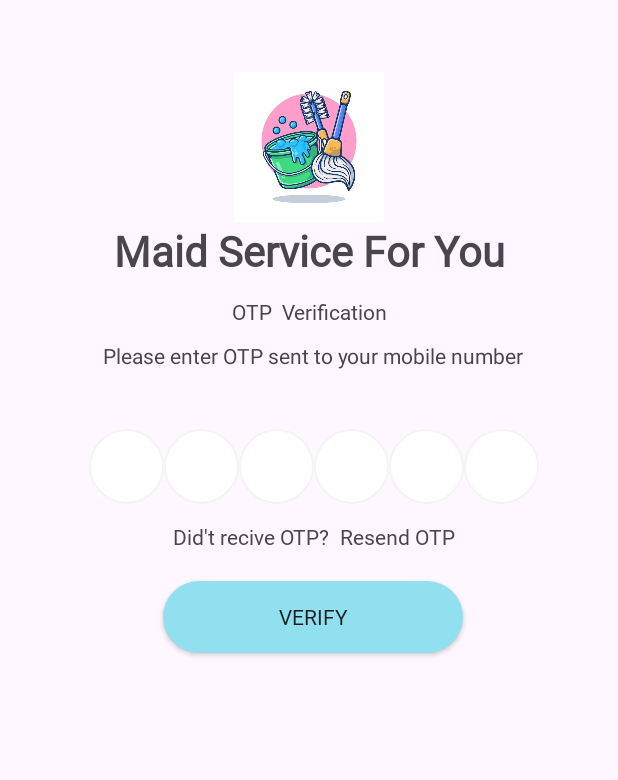
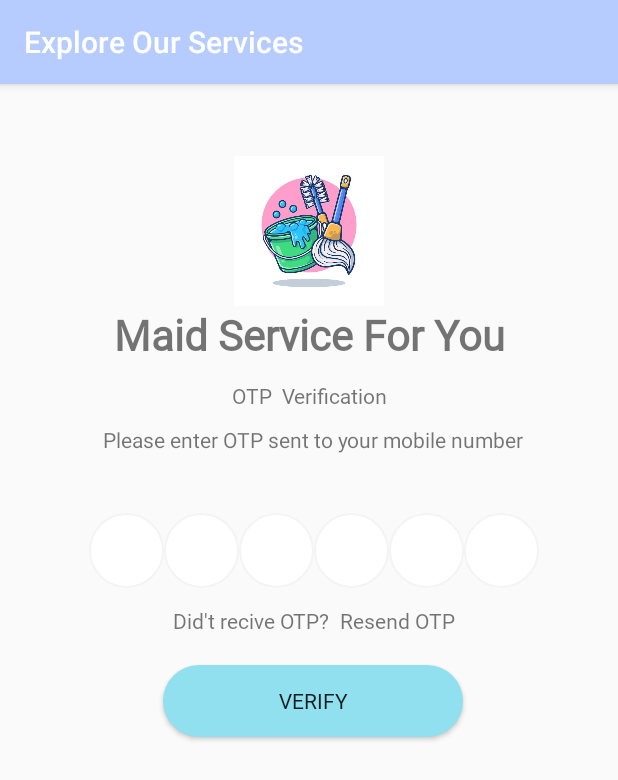
Before and after one commit to chetansalunke/MaidService, an Android app: the OtpVerifyActivity screen opened directly, with no data from a screen before it, on a phone screen of 412 x 824 dp. Shown: the top 780 px of the screen. Run offline under Robolectric (Android 15) with nearby library versions, the phone set to English and light mode, and no system bars; our stand-ins replace Firebase (no records; nobody signed in at launch, a user with empty details on screens opened directly); Roboto replaces fonts that are not available here; 1 statement that could not run was skipped.

Commit message:
UI changes

```diff
--- a/app/src/main/res/layout/activity_main.xml
+++ b/app/src/main/res/layout/activity_main.xml
@@ -7,7 +7,6 @@
     android:layout_height="match_parent"
     tools:context=".MainActivity">
 
-
     <com.google.android.material.bottomnavigation.BottomNavigationView
         android:id="@+id/bottomNavigationView"
         android:layout_width="match_parent"
@@ -16,6 +15,7 @@
         app:layout_constraintEnd_toEndOf="parent"
         app:layout_constraintHorizontal_bias="0.0"
         app:layout_constraintStart_toStartOf="parent"
+        android:theme="@style/Theme.Material3.Light"
         app:menu="@menu/menu" />
 
     <TextView
--- a/app/src/main/res/layout/fragment_home.xml
+++ b/app/src/main/res/layout/fragment_home.xml
@@ -5,8 +5,6 @@
     android:layout_width="match_parent"
     android:layout_height="match_parent"
     tools:context=".Fragment.homeFragment">
-
-
 
 
     <ScrollView
@@ -24,7 +22,7 @@
             <androidx.cardview.widget.CardView
                 android:id="@+id/cardView"
                 android:layout_width="match_parent"
-                android:layout_height="120dp"
+                android:layout_height="140dp"
                 android:layout_marginLeft="5dp"
                 android:layout_marginTop="16dp"
                 android:layout_marginRight="5dp"
--- a/app/src/main/res/values/colors.xml
+++ b/app/src/main/res/values/colors.xml
@@ -4,4 +4,9 @@
     <color name="white">#FFFFFFFF</color>
     <color name="button">#90e0ef</color>
 
+    <color name="colorPrimaryDark">#abc4ff</color>
+    <color name="colorPrimary">#b6ccfe</color>
+
+
+
 </resources>
--- a/app/src/main/res/values/strings.xml
+++ b/app/src/main/res/values/strings.xml
@@ -1,5 +1,5 @@
 <resources>
-    <string name="app_name">MSApp</string>
+    <string name="app_name">Explore Our Services</string>
     <!-- TODO: Remove or change this placeholder text -->
     <string name="hello_blank_fragment">Hello blank fragment</string>
     <string name="home">Home</string>
--- a/app/src/main/res/values/themes.xml
+++ b/app/src/main/res/values/themes.xml
@@ -1,9 +1,24 @@
 <resources xmlns:tools="http://schemas.android.com/tools">
     <!-- Base application theme. -->
-    <style name="Base.Theme.MSApp" parent="Theme.Material3.DayNight.NoActionBar">
+    <style name="Base.Theme.MSApp" parent="Theme.AppCompat.Light.DarkActionBar">
         <!-- Customize your light theme here. -->
-        <!-- <item name="colorPrimary">@color/my_light_primary</item> -->
+        <item name="colorPrimary">@color/colorPrimary</item>
+        <item name="colorPrimaryDark">@color/colorPrimaryDark</item>
+
     </style>
 
     <style name="Theme.MSApp" parent="Base.Theme.MSApp" />
+
+
+
+    <style name="BookingTheme" parent="Theme.AppCompat.Light.DarkActionBar">
+        <!-- Customize the color of the action bar -->
+        <item name="colorPrimary">@color/colorPrimary</item>
+        <item name="colorPrimaryDark">@color/colorPrimaryDark</item>
+
+        <!-- Customize other action bar attributes -->
+        <item name="android:windowActionBar">true</item>
+        <item name="android:windowNoTitle">false</item>
+    </style>
+
 </resources>
```
Also changed, not shown: app/src/main/AndroidManifest.xml (+10 -4 lines), app/src/main/java/com/example/msapp/BookingActivity.java (added, +14 -0 lines), app/src/main/res/layout/activity_booking.xml (added, +9 -0 lines).
